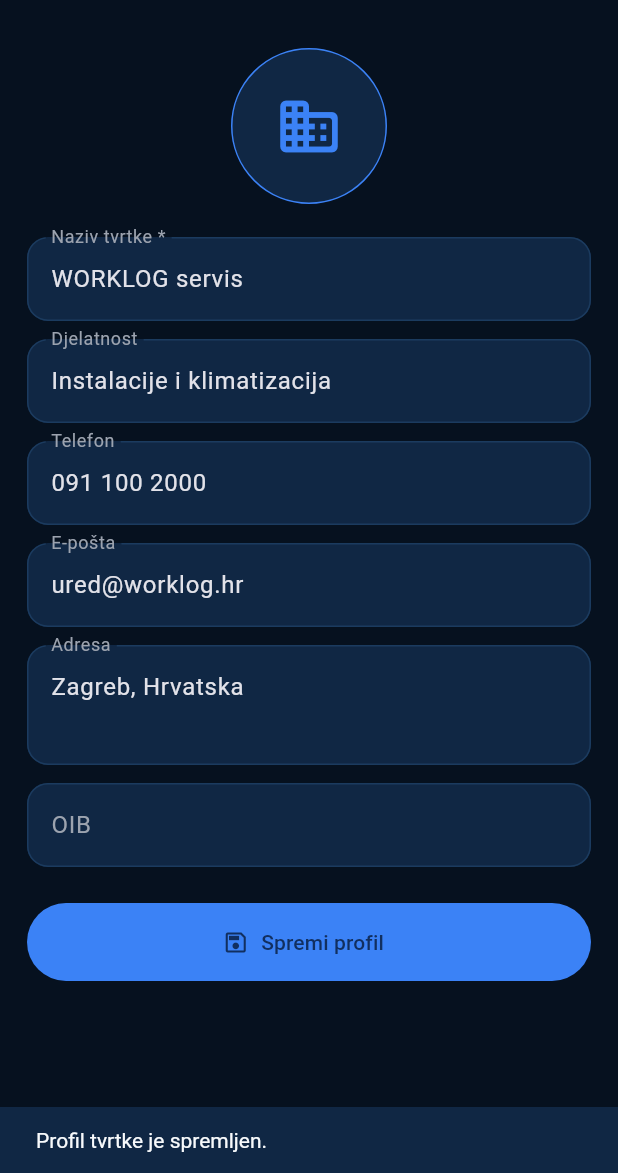
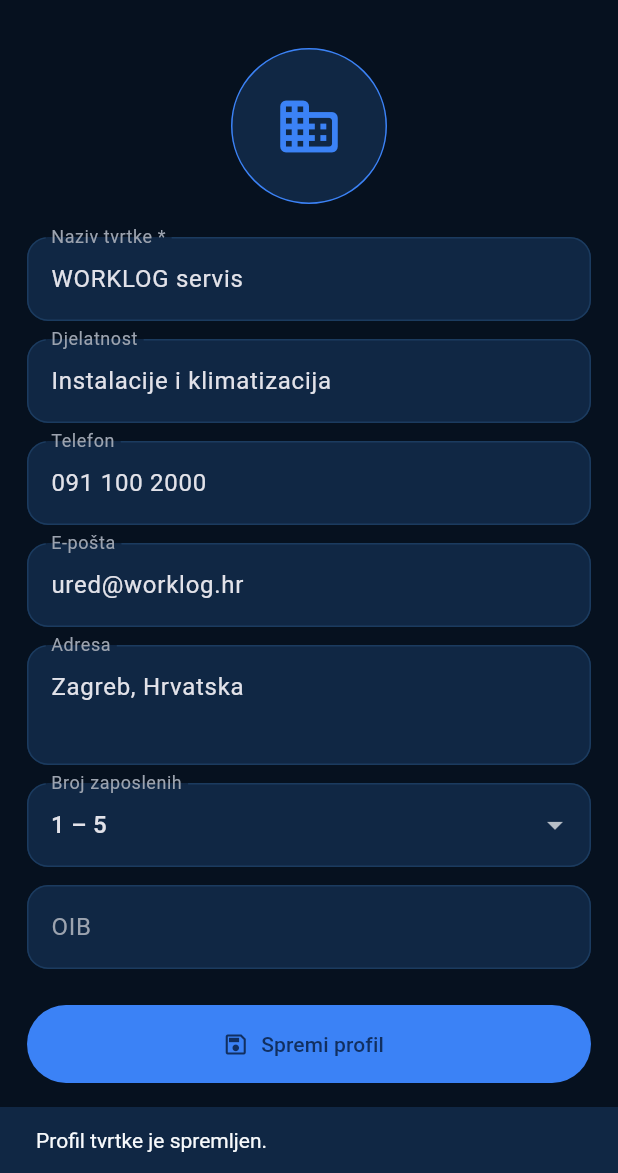
Before and after one commit to bren-wp/WORKLOG, a Flutter app: the CompanyProfileScreen screen opened directly with empty values, after a tap on "Spremi profil", on a phone screen of 412 x 824 dp, the part 63-1236 px from its top. Run offline on Flutter 3.47's test engine with Material 3 defaults, Android fonts, the phone set to English and light mode, and no system bars; our stand-ins replace image_picker, pdf, share_plus; statements that could not run were skipped.

Commit message:
feat: uredi raspon zaposlenih u profilu tvrtke

```diff
--- a/lib/screens/management.dart
+++ b/lib/screens/management.dart
@@ -176,6 +176,7 @@
   late final TextEditingController email;
   late final TextEditingController address;
   late final TextEditingController oib;
+  late String employeeRange;
 
   @override
   void initState() {
@@ -187,6 +188,7 @@
     email = TextEditingController(text: profile.email);
     address = TextEditingController(text: profile.address);
     oib = TextEditingController(text: profile.oib);
+    employeeRange = profile.employeeRange;
   }
 
   @override
@@ -210,6 +212,7 @@
         email: email.text.trim(),
         address: address.text.trim(),
         oib: oib.text.trim(),
+        employeeRange: employeeRange,
       ),
     );
     ScaffoldMessenger.of(context).showSnackBar(
@@ -273,6 +276,20 @@
               decoration: const InputDecoration(labelText: 'Adresa'),
               minLines: 2,
               maxLines: 3,
+            ),
+            const SizedBox(height: 12),
+            DropdownButtonFormField<String>(
+              initialValue: employeeRange,
+              decoration: const InputDecoration(labelText: 'Broj zaposlenih'),
+              items: const [
+                DropdownMenuItem(value: '1 – 5', child: Text('1 – 5')),
+                DropdownMenuItem(value: '6 – 20', child: Text('6 – 20')),
+                DropdownMenuItem(value: '21 – 50', child: Text('21 – 50')),
+                DropdownMenuItem(value: '51+', child: Text('51+')),
+              ],
+              onChanged: (value) => setState(
+                () => employeeRange = value ?? employeeRange,
+              ),
             ),
             const SizedBox(height: 12),
             TextFormField(
```
